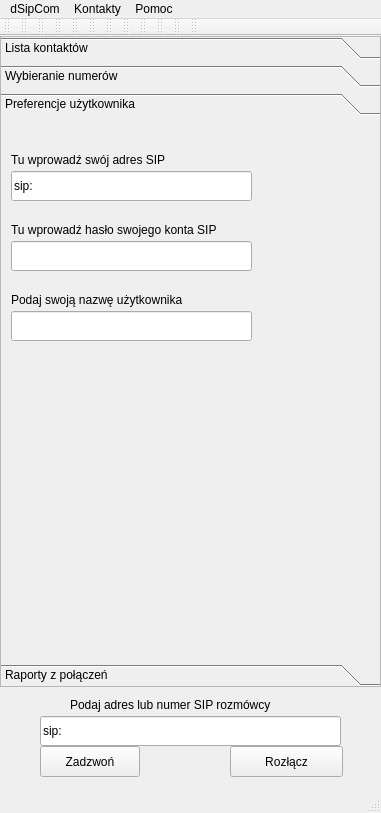
The window that src/dsipcom.ui (dmilith/dsipcom) describes before a commit, drawn with Qt 5.
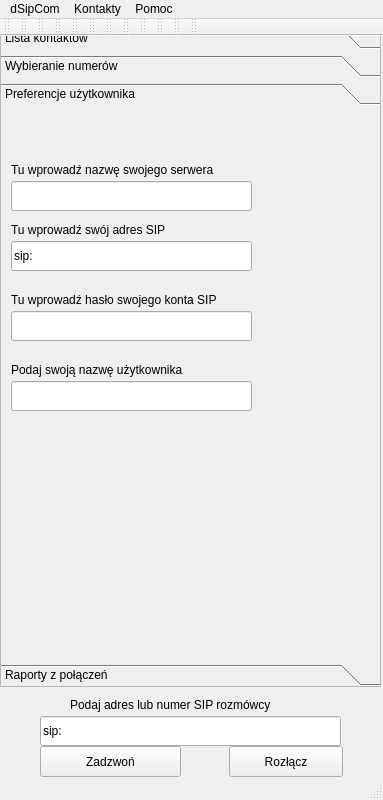
The same window after the commit. The open tabs and pages were chosen to show the change. Icons and pictures are not drawn.

```diff
--- a/src/dsipcom.ui
+++ b/src/dsipcom.ui
@@ -5,8 +5,8 @@
    <rect>
     <x>0</x>
     <y>0</y>
-    <width>381</width>
-    <height>813</height>
+    <width>383</width>
+    <height>800</height>
    </rect>
   </property>
   <property name="acceptDrops" >
@@ -30,7 +30,7 @@
      <rect>
       <x>40</x>
       <y>710</y>
-      <width>100</width>
+      <width>141</width>
       <height>31</height>
      </rect>
     </property>
@@ -56,9 +56,9 @@
    <widget class="QPushButton" name="hang_button" >
     <property name="geometry" >
      <rect>
-      <x>230</x>
+      <x>229</x>
       <y>710</y>
-      <width>113</width>
+      <width>114</width>
       <height>31</height>
      </rect>
     </property>
@@ -111,9 +111,9 @@
     <property name="geometry" >
      <rect>
       <x>0</x>
-      <y>0</y>
+      <y>-10</y>
       <width>381</width>
-      <height>651</height>
+      <height>661</height>
      </rect>
     </property>
     <property name="cursor" >
@@ -498,7 +498,7 @@
        <x>0</x>
        <y>0</y>
        <width>365</width>
-       <height>515</height>
+       <height>525</height>
       </rect>
      </property>
      <attribute name="label" >
@@ -511,7 +511,7 @@
       <property name="geometry" >
        <rect>
         <x>10</x>
-        <y>50</y>
+        <y>130</y>
         <width>241</width>
         <height>30</height>
        </rect>
@@ -524,7 +524,7 @@
       <property name="geometry" >
        <rect>
         <x>10</x>
-        <y>30</y>
+        <y>110</y>
         <width>182</width>
         <height>18</height>
        </rect>
@@ -537,7 +537,7 @@
       <property name="geometry" >
        <rect>
         <x>10</x>
-        <y>100</y>
+        <y>180</y>
         <width>243</width>
         <height>18</height>
        </rect>
@@ -550,7 +550,7 @@
       <property name="geometry" >
        <rect>
         <x>10</x>
-        <y>120</y>
+        <y>200</y>
         <width>241</width>
         <height>30</height>
        </rect>
@@ -560,7 +560,7 @@
       <property name="geometry" >
        <rect>
         <x>10</x>
-        <y>190</y>
+        <y>270</y>
         <width>241</width>
         <height>30</height>
        </rect>
@@ -570,7 +570,7 @@
       <property name="geometry" >
        <rect>
         <x>10</x>
-        <y>170</y>
+        <y>250</y>
         <width>201</width>
         <height>18</height>
        </rect>
@@ -579,6 +579,32 @@
        <string>Podaj swoją nazwę użytkownika</string>
       </property>
      </widget>
+     <widget class="QLineEdit" name="user_sip_server" >
+      <property name="geometry" >
+       <rect>
+        <x>10</x>
+        <y>70</y>
+        <width>241</width>
+        <height>30</height>
+       </rect>
+      </property>
+      <property name="text" >
+       <string/>
+      </property>
+     </widget>
+     <widget class="QLabel" name="label_6" >
+      <property name="geometry" >
+       <rect>
+        <x>10</x>
+        <y>50</y>
+        <width>240</width>
+        <height>18</height>
+       </rect>
+      </property>
+      <property name="text" >
+       <string>Tu wprowadź nazwę swojego serwera</string>
+      </property>
+     </widget>
     </widget>
     <widget class="QWidget" name="page_raports" >
      <property name="geometry" >
@@ -642,7 +668,7 @@
     <rect>
      <x>0</x>
      <y>0</y>
-     <width>381</width>
+     <width>383</width>
      <height>26</height>
     </rect>
    </property>
```
Left out of the diff: 48 changed lines with no effect on the pictures.
